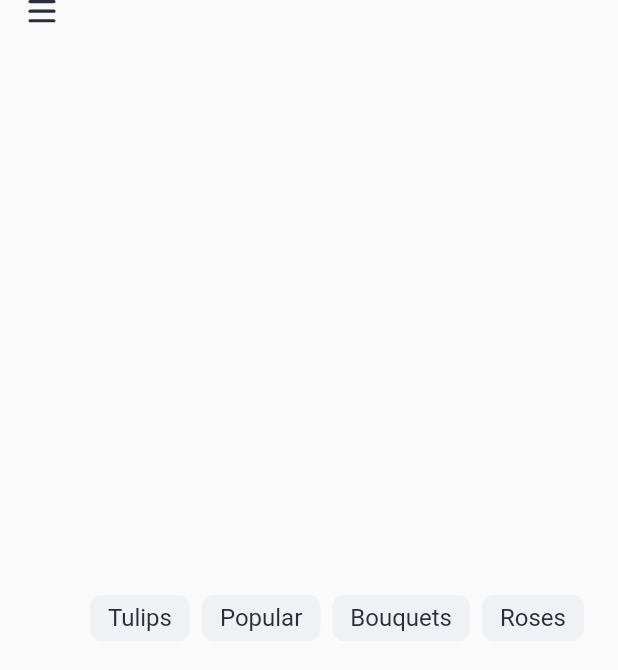
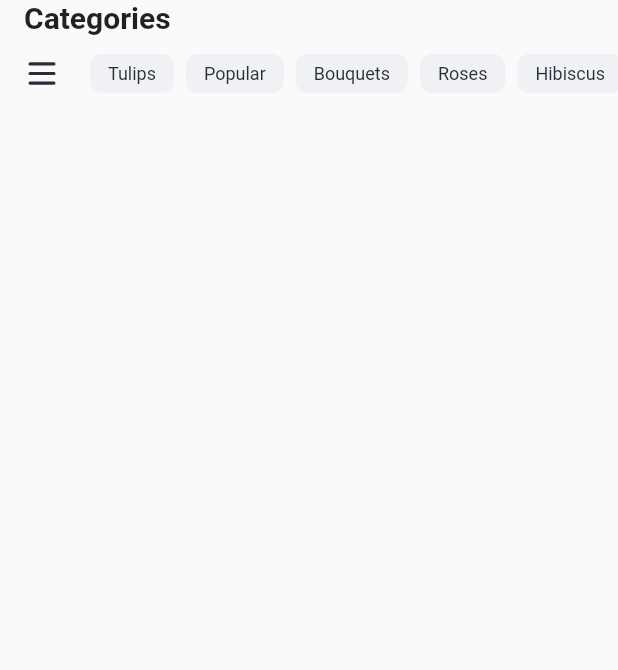
Before and after one commit to nick-randall/flowershop, a Flutter app: the FilterRow widget shown alone on an empty page, opened directly, on a phone screen of 412 x 824 dp. Shown: the top 670 px of the screen. Run offline on Flutter 3.47's test engine with Material 2 defaults, Android fonts, the phone set to English and light mode, and no system bars; our stand-ins replace flutter_riverpod, flutter_svg; Roboto replaces fonts that are missing (Nunito).

Commit message:
created shopDetails Widget and added scrolling vanish effect

```diff
--- a/lib/components/filterRow/filter_row.dart
+++ b/lib/components/filterRow/filter_row.dart
@@ -1,5 +1,6 @@
 import 'package:flowershop/components/filterRow/hamburger_menu.dart';
 import 'package:flowershop/constants/colors.dart';
+import 'package:flowershop/constants/text_styles.dart';
 import 'package:flutter/material.dart';
 import 'package:flutter_riverpod/flutter_riverpod.dart';
 import '../../model/product.dart';
@@ -20,6 +21,7 @@ class Filters extends StateNotifier<List<Filter>> {
           Filter(name: "Popular"),
           Filter(name: "Bouquets"),
           Filter(name: "Roses"),
+          Filter(name: "Hibiscus")
         ]);
 
   void toggle(Filter filterToToggle) {
@@ -39,7 +41,16 @@ class FilterRow extends ConsumerWidget {
   @override
   Widget build(BuildContext context, WidgetRef ref) {
     List<Filter> filters = ref.watch(filtersProvider);
-    return Row(children: [
+    return Column(
+      children: [
+        Container(
+          margin: const EdgeInsets.only(left: 16),
+          child: const Align(
+              alignment: Alignment.centerLeft,
+              child: Text('Categories', style: categoriesTitleStyle)),
+        ),
+        const SizedBox(height: 12),
+        Row(children: [
           const SizedBox(width: 19),
           const HamburgerMenu(),
           // 23 as appears in design minus the 4 margin of the buttons
@@ -67,13 +78,16 @@ class FilterRow extends ConsumerWidget {
                                   color: filter.isActive
                                       ? Colors.white
                                       : inactiveFilterTextColor,
-                              fontSize: 16,
+                                  fontSize: 12,
                                   fontFamily: 'Nunito',
                                   fontWeight: FontWeight.w400))),
                     )
                 ])),
           )
-    ]);
+        ]),
+        const SizedBox(height: 16),
+      ],
+    );
   }
 }
 
--- a/lib/components/shopHeader/shop_header.dart
+++ b/lib/components/shopHeader/shop_header.dart
@@ -1,3 +1,5 @@
+import 'package:flowershop/components/shopHeader/shop_name_row.dart';
+import 'package:flowershop/constants/colors.dart';
 import 'package:flutter/material.dart';
 import 'package:flutter/src/foundation/key.dart';
 import 'package:flutter/src/widgets/framework.dart';
@@ -11,6 +13,9 @@ class ShopHeader extends StatelessWidget {
   Widget build(BuildContext context) {
     return Container(
       height: 88,
+      color: shopHeaderBackgroundColor,
+      child: Column(
+          children: [const SizedBox(height: 56), ShopNameRow(name: name)]),
     );
   }
 }
--- a/lib/constants/colors.dart
+++ b/lib/constants/colors.dart
@@ -6,3 +6,4 @@ const Color inactiveFilterColor = Color(0xFFF0F1F5);
 const Color activeFilterTextColor = Colors.white;
 const Color mainTextColor = Color(0xFF2B2D3A);
 const Color inactiveFilterTextColor = mainTextColor;
+const Color shopHeaderBackgroundColor = Color(0xFFC4C4C4);
--- a/lib/constants/text_styles.dart
+++ b/lib/constants/text_styles.dart
@@ -1,4 +1,28 @@
 import 'package:flutter/material.dart';
+
+const categoriesTitleStyle = TextStyle(
+    fontFamily: 'Nunito',
+    fontSize: 20,
+    height: 1.2,
+    fontWeight: FontWeight.w700);
+
+const shopAddressStyle = TextStyle(
+    fontFamily: 'Nunito',
+    fontSize: 10,
+    height: 1.6,
+    fontWeight: FontWeight.w400);
+
+const openingHoursStyle = TextStyle(
+    fontFamily: 'Nunito',
+    fontSize: 12,
+    height: 1.33,
+    fontWeight: FontWeight.w700);
+
+const shopNameStyle = TextStyle(
+    fontFamily: 'Nunito',
+    fontSize: 16,
+    height: 1.38,
+    fontWeight: FontWeight.w700);
 
 const productTitleStyle = TextStyle(
     fontFamily: 'Nunito',
--- a/lib/model/shop.dart
+++ b/lib/model/shop.dart
@@ -24,7 +24,7 @@ class Shop {
             const TimeOfDay(hour: 8, minute: 30),
             const TimeOfDay(hour: 20, minute: 0),
           )),
-      name: "A flower shop",
+      name: "Flowery Shop",
       address: Address(street: "Bundesstr.", houseNumber: 45),
       products: Product.sampleProducts);
 }
@@ -60,6 +60,11 @@ class DailyOpeningHours {
   DailyOpeningHours.closed() {
     isOpen = false;
   }
+  @override
+  String getOpeningHoursAsString(BuildContext context) {
+    // TODO: implement toString
+    return "${start!.format(context)}-${finish!.format(context)}";
+  }
 }
 
 class Address {
--- a/pubspec.yaml
+++ b/pubspec.yaml
@@ -51,6 +51,10 @@ flutter:
     - images/heart_empty.svg
     - images/heart_full.svg
     - images/shopping_cart.svg
+    - images/back_button.svg
+    - images/magnifying_glass.svg
+    - images/other_heart.png
+    - images/shop_logo.png
 
 
 
```
Also changed, not shown: lib/components/shopDetails/shop_details.dart (added, +46 -0 lines), lib/components/shopHeader/shop_name_row.dart (added, +34 -0 lines), lib/components/shop_page.dart (+30 -15 lines), images/back_button.svg (added), images/magnifying_glass.svg (added), images/other_heart.png (added), images/shop_logo.png (added). Lines whose indentation alone changed are shown as unchanged.
